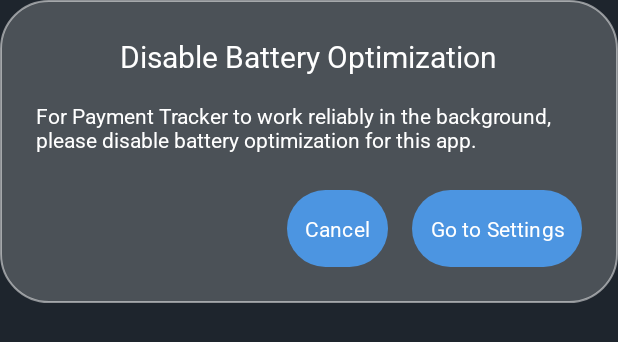
After one commit to Bharathboy/Payment_Tracker, an Android app: the layout dialog_battery_optimization.xml on its own in the app's theme, with its tools: preview values and no code run, on a phone screen of 412 x 824 dp. The commit adds this screen. Shown: the top 342 px of the screen. Run offline under Robolectric (Android 15) with nearby library versions, the phone set to English and light mode, and no system bars.

Commit message:
fully working

```diff
--- a/app/src/main/java/com/example/paymenttracker/MainActivity.java
+++ b/app/src/main/java/com/example/paymenttracker/MainActivity.java
@@ -336,29 +336,41 @@ public class MainActivity extends AppCompatActivity {
 
     private void checkBatteryOptimization() {
         if (Build.VERSION.SDK_INT >= Build.VERSION_CODES.M) {
-            Intent intent = new Intent();
             String packageName = getPackageName();
             PowerManager pm = (PowerManager) getSystemService(Context.POWER_SERVICE);
             if (pm != null && !pm.isIgnoringBatteryOptimizations(packageName)) {
-                showBatteryOptimizationDialog(packageName, intent);
+                showBatteryOptimizationDialog();
             }
         }
     }
 
-    private void showBatteryOptimizationDialog(String packageName, Intent intent) {
+    private void showBatteryOptimizationDialog() {
         AlertDialog.Builder builder = new AlertDialog.Builder(this);
-        builder.setTitle("Disable Battery Optimization");
-        builder.setMessage("For Payment Tracker to work reliably in the background, please disable battery optimization for this app.");
-        builder.setPositiveButton("Go to Settings", (dialog, which) -> {
+        LayoutInflater inflater = getLayoutInflater();
+        View dialogView = inflater.inflate(R.layout.dialog_battery_optimization, null);
+        builder.setView(dialogView);
+
+        final AlertDialog dialog = builder.create();
+        Window window = dialog.getWindow();
+        if (window != null) window.setBackgroundDrawable(new ColorDrawable(Color.TRANSPARENT));
+
+        Button dialogCancelButton = dialogView.findViewById(R.id.dialogCancelButton);
+        Button dialogSettingsButton = dialogView.findViewById(R.id.dialogSettingsButton);
+
+        dialogCancelButton.setOnClickListener(v -> {
+            dialog.dismiss();
+            Toast.makeText(this, "Battery optimization is enabled. The app may be killed by the system.", Toast.LENGTH_LONG).show();
+        });
+
+        dialogSettingsButton.setOnClickListener(v -> {
+            Intent intent = new Intent();
+            String packageName = getPackageName();
             intent.setAction(Settings.ACTION_REQUEST_IGNORE_BATTERY_OPTIMIZATIONS);
             intent.setData(Uri.parse("package:" + packageName));
             startActivity(intent);
+            dialog.dismiss();
         });
-        builder.setNegativeButton("Cancel", (dialog, which) -> {
-            dialog.dismiss();
-            Toast.makeText(this, "Battery optimization is enabled. The app may be killed by the system.", Toast.LENGTH_LONG).show();
-        });
-        AlertDialog dialog = builder.create();
+
         dialog.show();
     }
 
--- /dev/null
+++ b/app/src/main/res/layout/dialog_battery_optimization.xml
@@ -0,0 +1,62 @@
+<?xml version="1.0" encoding="utf-8"?>
+<LinearLayout
+    xmlns:android="http://schemas.android.com/apk/res/android"
+    android:layout_width="match_parent"
+    android:layout_height="wrap_content"
+    android:orientation="vertical"
+    android:padding="24dp"
+    android:background="@drawable/glass_panel_background">
+
+    <TextView
+        android:id="@+id/dialogTitle"
+        android:layout_width="wrap_content"
+        android:layout_height="wrap_content"
+        android:text="Disable Battery Optimization"
+        android:fontFamily="@font/roboto_bold"
+        android:textSize="20sp"
+        android:textColor="@android:color/white"
+        android:layout_gravity="center_horizontal"
+        android:layout_marginBottom="16dp" />
+
+    <TextView
+        android:id="@+id/dialogMessage"
+        android:layout_width="match_parent"
+        android:layout_height="wrap_content"
+        android:text="For Payment Tracker to work reliably in the background, please disable battery optimization for this app."
+        android:textColor="@android:color/white"
+        android:fontFamily="@font/roboto_regular"
+        android:textSize="14sp"
+        android:layout_marginBottom="24dp" />
+
+    <LinearLayout
+        android:layout_width="match_parent"
+        android:layout_height="wrap_content"
+        android:orientation="horizontal"
+        android:gravity="end">
+
+        <Button
+            android:id="@+id/dialogCancelButton"
+            android:layout_width="wrap_content"
+            android:layout_height="wrap_content"
+            android:text="Cancel"
+            android:textColor="@android:color/white"
+            android:fontFamily="@font/roboto_regular"
+            android:background="@drawable/button_dynamic_background"
+            android:layout_marginEnd="16dp"
+            android:padding="12dp"
+            android:minWidth="0dp"
+            android:minHeight="0dp"/>
+
+        <Button
+            android:id="@+id/dialogSettingsButton"
+            android:layout_width="wrap_content"
+            android:layout_height="wrap_content"
+            android:text="Go to Settings"
+            android:textColor="@android:color/white"
+            android:fontFamily="@font/roboto_bold"
+            android:background="@drawable/gradient_button"
+            android:padding="12dp"
+            android:minWidth="0dp"
+            android:minHeight="0dp"/>
+    </LinearLayout>
+</LinearLayout>
```
